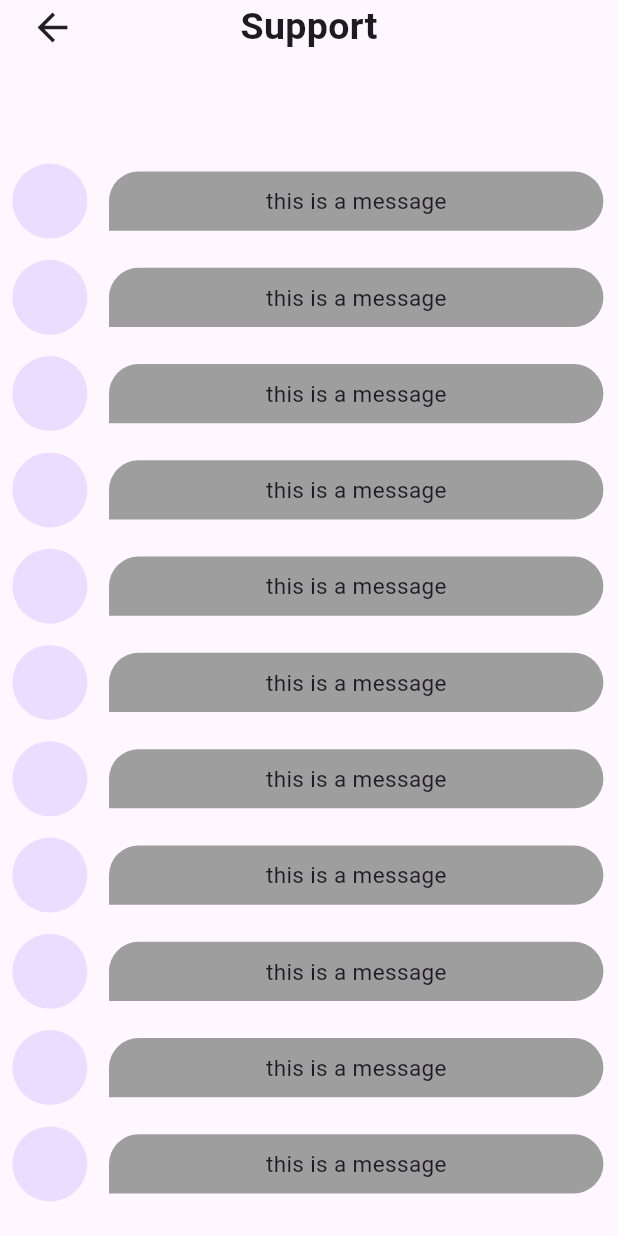
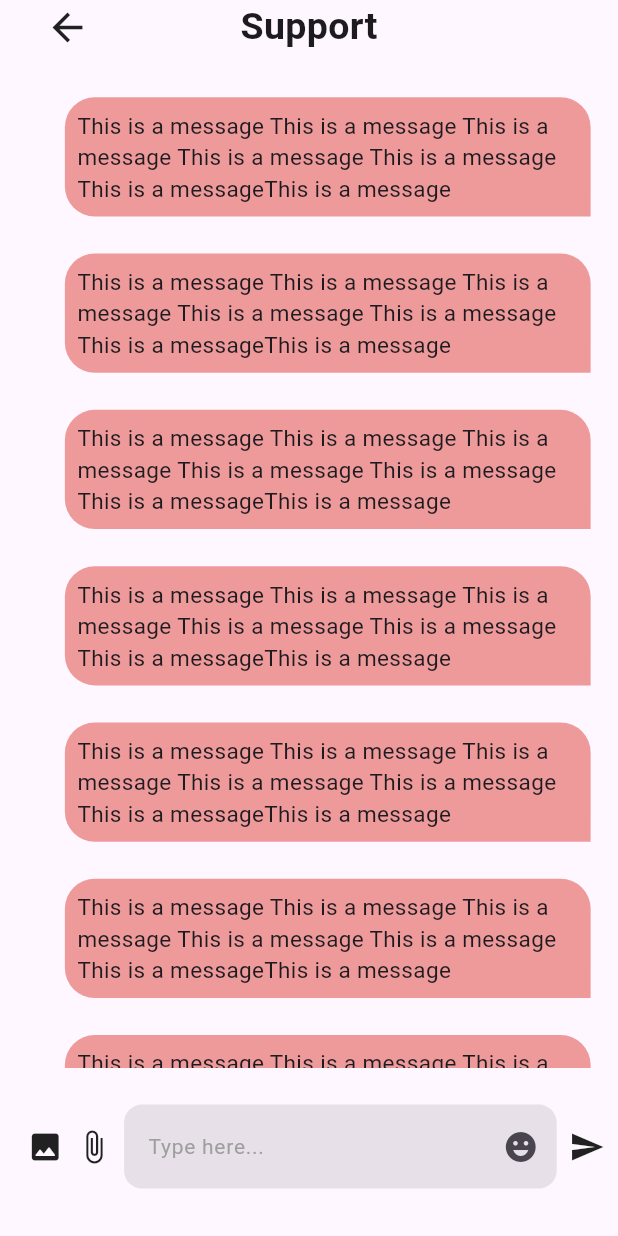
Before and after one commit to Palash-Chandra-Roy/r2qit_app, a Flutter app: the SupportChatPage screen opened directly, on a phone screen of 412 x 824 dp. Run offline on Flutter 3.47's test engine with Material 3 defaults, Android fonts, the phone set to English and light mode, and no system bars; our stand-ins replace firebase_auth, firebase_core, firebase_messaging, flutter_font_icons, get, logger and 2 more; accounts and stored records are empty.

Commit message:
Refactor FAQ and Support Chat pages to use GetX for navigation and improve UI components

```diff
--- a/lib/Coustom_Widget/custom_faq_tupper.dart
+++ b/lib/Coustom_Widget/custom_faq_tupper.dart
@@ -3,9 +3,14 @@
 class CustomFaqTupper extends StatelessWidget {
   String text;
   late VoidCallback? goToSupportChatPage;
+  late VoidCallback? backButton;
   IconData? icon;
   CustomFaqTupper(
-      {super.key, required this.text, this.goToSupportChatPage, this.icon});
+      {super.key,
+      required this.text,
+      this.goToSupportChatPage,
+      this.icon,
+      this.backButton});
 
   @override
   Widget build(BuildContext context) {
@@ -15,7 +20,7 @@
         mainAxisAlignment: MainAxisAlignment.spaceBetween,
         children: [
           InkWell(
-            onTap: () => Navigator.pop(context),
+            onTap: backButton,
             child: Icon(
               Icons.arrow_back,
               size: 30,
--- a/lib/UI Screen/support_chat_page.dart
+++ b/lib/UI Screen/support_chat_page.dart
@@ -1,54 +1,78 @@
 import 'package:flutter/material.dart';
+import 'package:get/get.dart';
 import 'package:r2ait_app/Coustom_Widget/custom_faq_tupper.dart';
 
-class SupportChatPage extends StatelessWidget {
+class SupportChatPage extends StatefulWidget {
   const SupportChatPage({super.key});
 
+  @override
+  State<SupportChatPage> createState() => _SupportChatPageState();
+}
+
+class _SupportChatPageState extends State<SupportChatPage> {
   @override
   Widget build(BuildContext context) {
     final size = MediaQuery.of(context).size;
     final height = size.height;
     final width = size.width;
     return Scaffold(
-        body: SafeArea(
+        body: Padding(
+      padding: const EdgeInsets.symmetric(horizontal: 10),
+      child: SafeArea(
+        child: SingleChildScrollView(
           child: Column(children: [
             CustomFaqTupper(
+              backButton: () {
+                Get.back();
+              },
               text: "Support",
             ),
             SizedBox(
-          height: height * 0.08,
+              height: height * 0.02,
             ),
             SizedBox(
               width: width,
-          height: height * 0.85,
+              height: height * 0.80,
               child: ListView.builder(
                 itemCount: 50,
                 itemBuilder: (context, index) {
-              bool isMe = false;
+                  bool isMe = true;
                   return Row(
+                    crossAxisAlignment:
+                        CrossAxisAlignment.start, // Optional: better alignment
                     children: [
                       SizedBox(width: width * 0.02),
-                  isMe == false
+
+                      // 👤 Avatar only if not me
+                      !isMe
                           ? CircleAvatar(
                               radius: 25,
                               // backgroundImage: NetworkImage(
-                          // // data.image != null && data.image!.isNotEmpty
-                          // // ? data.image!
-                          // //     : ImagesPath.networkImage,
+                              //   data.image != null && data.image!.isNotEmpty
+                              //       ? data.image!
+                              //       : ImagesPath.networkImage,
                               // ),
                             )
-                      : Text(""),
-                  SizedBox(
-                    width: isMe ? width * 0.00 : width * 0.035,
-                  ),
-                  Container(
-                    width: width * 0.8,
+                          : SizedBox(
+                              width: 25), // maintain space when isMe == true
+
+                      SizedBox(width: isMe ? 0 : width * 0.035),
+
+                      // 💬 Chat bubble
+                      Expanded(
+                        child: Align(
+                          alignment: isMe
+                              ? Alignment.centerRight
+                              : Alignment.centerLeft,
+                          child: Container(
                             margin: EdgeInsets.symmetric(
                               vertical: width * 0.03,
                             ),
-                    padding: EdgeInsets.all(width * 0.003),
+                            padding: EdgeInsets.all(width * 0.02),
                             decoration: BoxDecoration(
-                      color: isMe ? Colors.blue : Colors.grey,
+                              color: isMe
+                                  ? Colors.red.shade200
+                                  : Colors.grey.shade300,
                               borderRadius: BorderRadius.only(
                                 bottomLeft: Radius.circular(isMe ? 20 : 0),
                                 bottomRight: Radius.circular(isMe ? 0 : 20),
@@ -56,35 +80,45 @@
                                 topRight: Radius.circular(20),
                               ),
                             ),
-                    child: Center(
-                      child: Padding(
-                        padding: const EdgeInsets.all(8.0),
                             child: Text(
-                          "this is a message",
+                              "This is a message This is a message This is a message This is a message This is a message This is a messageThis is a message", // Message text here
                               overflow: TextOverflow.visible,
-                          softWrap: true,
                               style: TextStyle(fontSize: 15),
                             ),
                           ),
                         ),
                       ),
+
                       SizedBox(width: width * 0.02),
-                  isMe == true
-                      ? CircleAvatar(
-                          radius: 25,
-                          // backgroundImage: NetworkImage(
-                          // data.image != null && data.image!.isNotEmpty
-                          // ? data.image!
-                          //     : ImagesPath.networkImage,
-                          // ),
-                        )
-                      : Text(""),
                     ],
                   );
                 },
               ),
             ),
+            SizedBox(
+              height: height * 0.03,
+            ),
+            Row(
+              children: [
+                SizedBox(width: width * 0.02),
+                Icon(Icons.image_rounded),
+                SizedBox(width: width * 0.02),
+                Icon(Icons.attach_file),
+                SizedBox(width: width * 0.02),
+                SizedBox(
+                    width: width * 0.7,
+                    child: TextFormField(
+                      decoration: InputDecoration(
+                          suffixIcon: Icon(Icons.emoji_emotions),
+                          hintText: "Type here..."),
+                    )),
+                SizedBox(width: width * 0.02),
+                Icon(Icons.send)
+              ],
+            )
           ]),
+        ),
+      ),
     ));
   }
 }
--- a/lib/main.dart
+++ b/lib/main.dart
@@ -1,7 +1,7 @@
 import 'package:firebase_core/firebase_core.dart';
 import 'package:flutter/material.dart';
 import 'package:get/get.dart';
-import 'package:r2ait_app/UI%20Screen/support_chat_page.dart';
+import 'package:r2ait_app/UI%20Screen/splash.dart';
 import 'package:r2ait_app/firebase_options.dart';
 
 void main() async {
@@ -34,7 +34,7 @@
           ),
         ),
       ),
-      home: SupportChatPage(),
+      home: SplashScreen(),
       //HomeScreen(),
     );
   }
```
Also changed, not shown: lib/UI Screen/faq_page.dart (+15 -10 lines), lib/UI Screen/home.dart (+17 -17 lines), 4 other files. Lines whose indentation alone changed are shown as unchanged.
